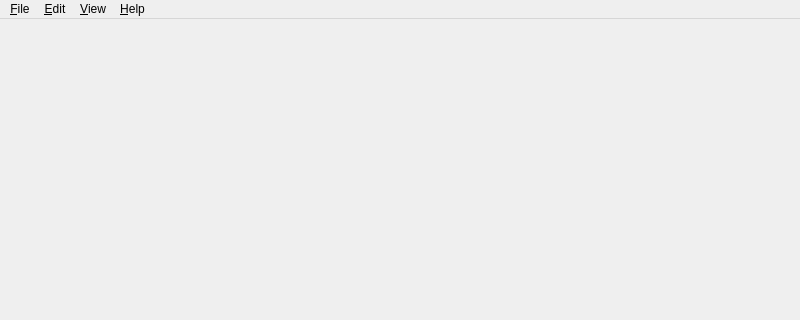
Before: the Qt Designer form gui/MainWindow.ui in MrMontag/yata, drawn with Qt 5; both pictures show x 0 to 800 and y 0 to 320 of the 800 by 600 pixel window.
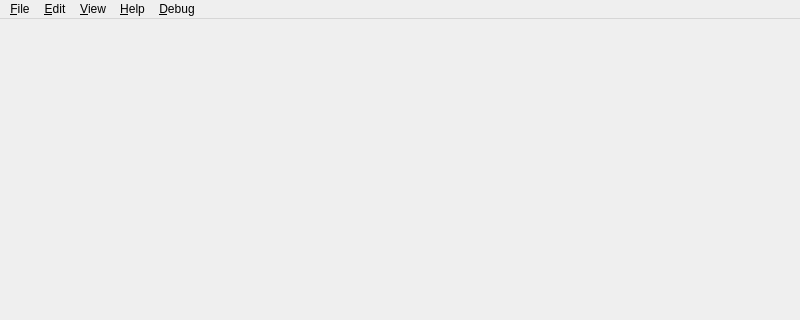
After: the same form once the commit is applied.

Commit message: Add debug window for aiding of debugging stuff; refactor adding of debug menu

```diff
--- a/gui/MainWindow.ui
+++ b/gui/MainWindow.ui
@@ -55,10 +55,21 @@
     <addaction name="actionRefresh"/>
     <addaction name="actionFollow_tail"/>
    </widget>
+   <widget class="QMenu" name="menuDebug">
+    <property name="title">
+     <string>&amp;Debug</string>
+    </property>
+    <addaction name="action_Full_Layout"/>
+    <addaction name="action_Partial_Layout"/>
+    <addaction name="action_Automatic_Layout"/>
+    <addaction name="separator"/>
+    <addaction name="actionDebug_Window"/>
+   </widget>
    <addaction name="menu_File"/>
    <addaction name="menu_Edit"/>
    <addaction name="menu_View"/>
    <addaction name="menu_Help"/>
+   <addaction name="menuDebug"/>
   </widget>
   <widget class="QStatusBar" name="statusbar"/>
   <action name="action_Open">
```
Left out of the diff: 37 changed lines with no effect on the pictures. The commit also changes 7 other files.
